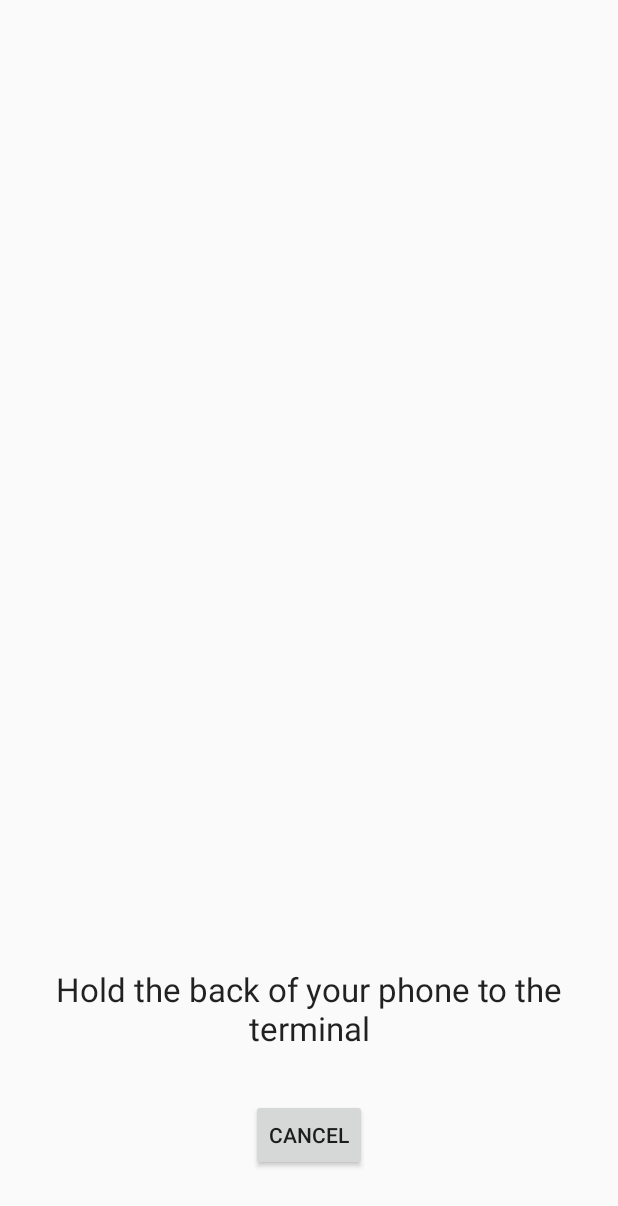
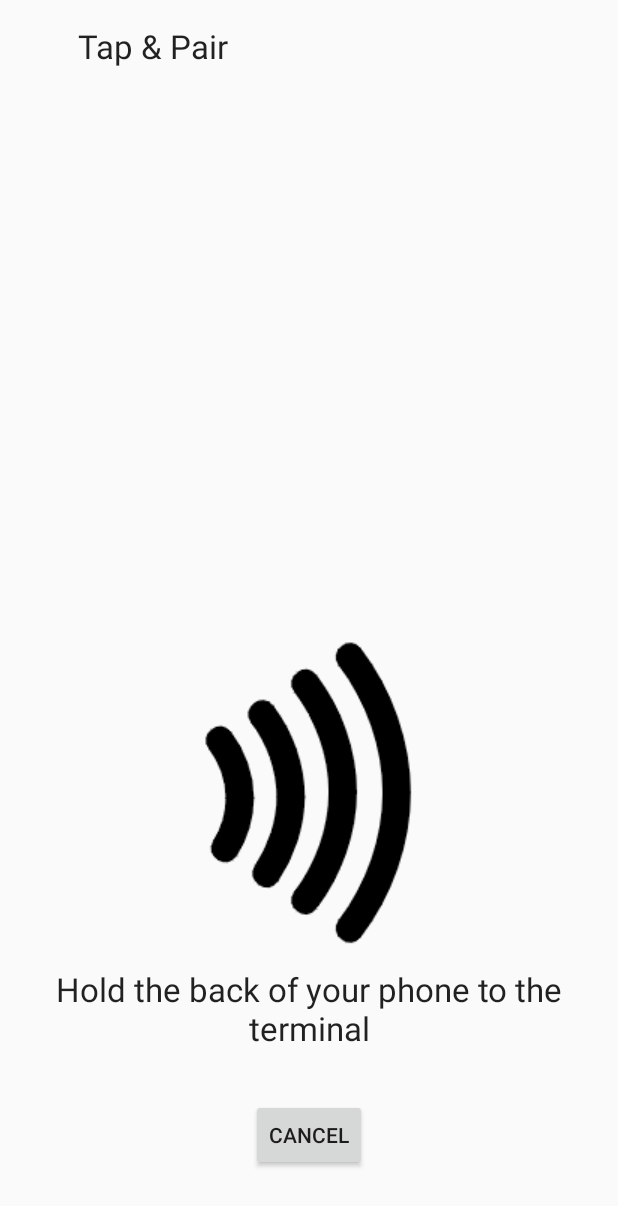
Before and after one commit to shuruli/zoomKart, an Android app: the layout activity_nfcpair.xml on its own in the app's theme, with its tools: preview values and no code run, on a phone screen of 412 x 824 dp. Shown: the top 1206 px of the screen. Run offline under Robolectric (Android 15) with nearby library versions, the light colour scheme and no system bars.

Commit message:
NFC Activity skeleton

```diff
--- a/app/src/main/res/layout/activity_nfcpair.xml
+++ b/app/src/main/res/layout/activity_nfcpair.xml
@@ -30,4 +30,21 @@
         android:layout_alignParentBottom="true"
         android:layout_centerHorizontal="true"
         android:layout_marginBottom="27dp" />
+
+    <ImageView
+        android:layout_width="wrap_content"
+        android:layout_height="wrap_content"
+        android:id="@+id/imageView"
+        android:src="@mipmap/nfc_tap_icon"
+        android:layout_above="@+id/textView"
+        android:layout_centerHorizontal="true" />
+
+    <TextView
+        android:layout_width="wrap_content"
+        android:layout_height="wrap_content"
+        android:textAppearance="?android:attr/textAppearanceLarge"
+        android:text="Tap &amp; Pair"
+        android:id="@+id/tap_to_pair_text"
+        android:layout_alignParentTop="true"
+        android:layout_alignStart="@+id/imageView" />
 </RelativeLayout>
```
Also changed, not shown: app/src/main/AndroidManifest.xml (+13 -0 lines), app/src/main/java/zoomkart/paykart/Aisle.java (added, +14 -0 lines), app/src/main/java/zoomkart/paykart/NFCPairActivity.java (+85 -2 lines), app/src/main/res/mipmap-mdpi/nfc_tap_icon.png (added).
